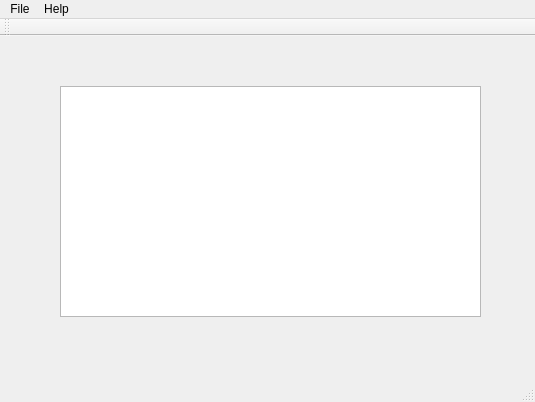
Before: the Qt Designer form mainwindow.ui in midnightgalaxy/MySImpleNotepad_QTgui, drawn with Qt 5.
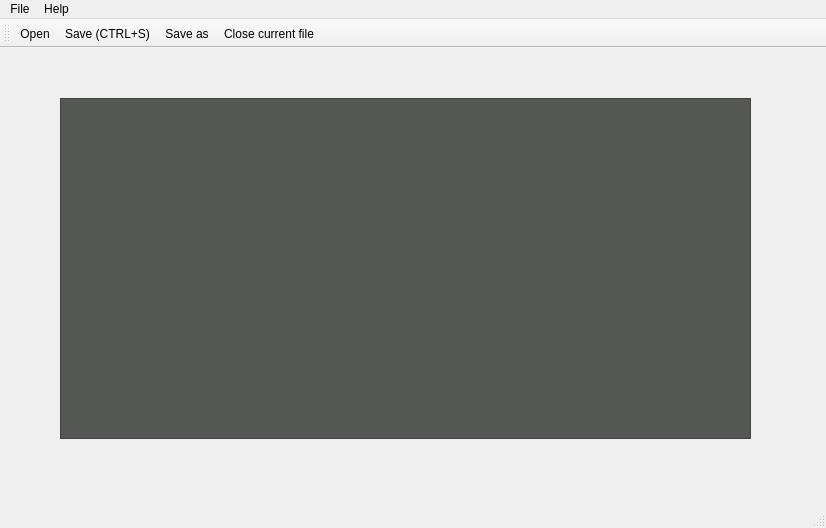
After: the same form once the commit is applied.

Patch:
```diff
--- a/mainwindow.ui
+++ b/mainwindow.ui
@@ -6,8 +6,8 @@
    <rect>
     <x>0</x>
     <y>0</y>
-    <width>535</width>
-    <height>402</height>
+    <width>826</width>
+    <height>528</height>
    </rect>
   </property>
   <property name="windowTitle">
@@ -19,10 +19,15 @@
      <rect>
       <x>60</x>
       <y>50</y>
-      <width>421</width>
-      <height>231</height>
+      <width>691</width>
+      <height>341</height>
      </rect>
     </property>
+    <property name="styleSheet">
+     <string notr="true">background-color: rgb(85, 87, 83);
+color: rgb(211, 215, 207);
+font: 14pt &quot;DejaVu Sans&quot;;</string>
+    </property>
    </widget>
   </widget>
   <widget class="QMenuBar" name="menuBar">
@@ -30,7 +35,7 @@
     <rect>
      <x>0</x>
      <y>0</y>
-     <width>535</width>
+     <width>826</width>
      <height>19</height>
     </rect>
    </property>
@@ -64,6 +69,10 @@
    <attribute name="toolBarBreak">
     <bool>false</bool>
    </attribute>
+   <addaction name="actionOpen"/>
+   <addaction name="actionSave"/>
+   <addaction name="actionSave_as"/>
+   <addaction name="actionClose_current_file"/>
   </widget>
   <action name="actionQuit">
    <property name="text">
@@ -92,7 +101,12 @@
   </action>
   <action name="actionSave">
    <property name="text">
-    <string>Save</string>
+    <string>Save (CTRL+S)</string>
+   </property>
+  </action>
+  <action name="actionClose_current_file">
+   <property name="text">
+    <string>Close current file</string>
    </property>
   </action>
  </widget>
```
Left out of the diff: 27 changed lines with no effect on the pictures.
